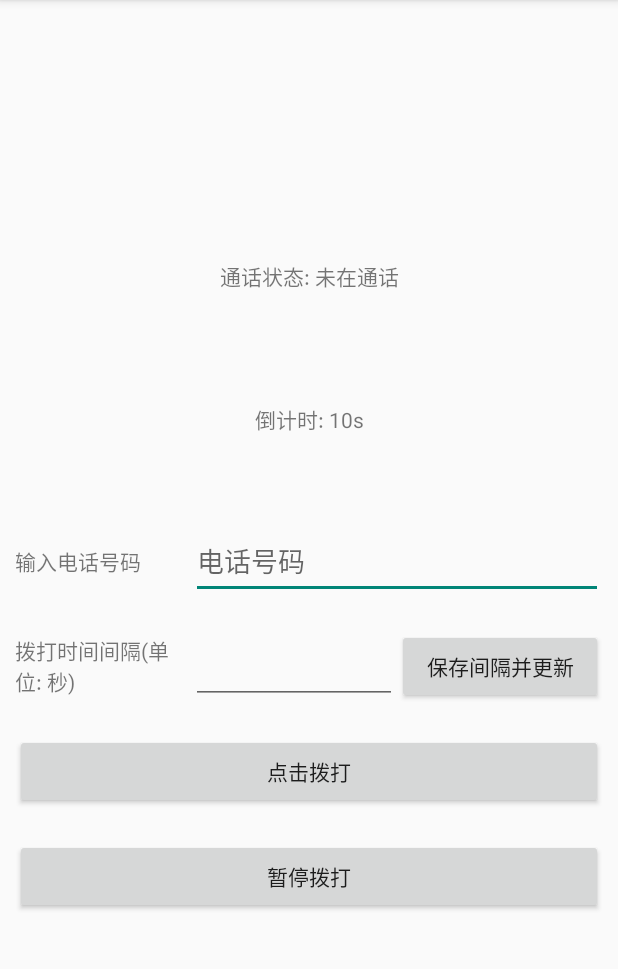
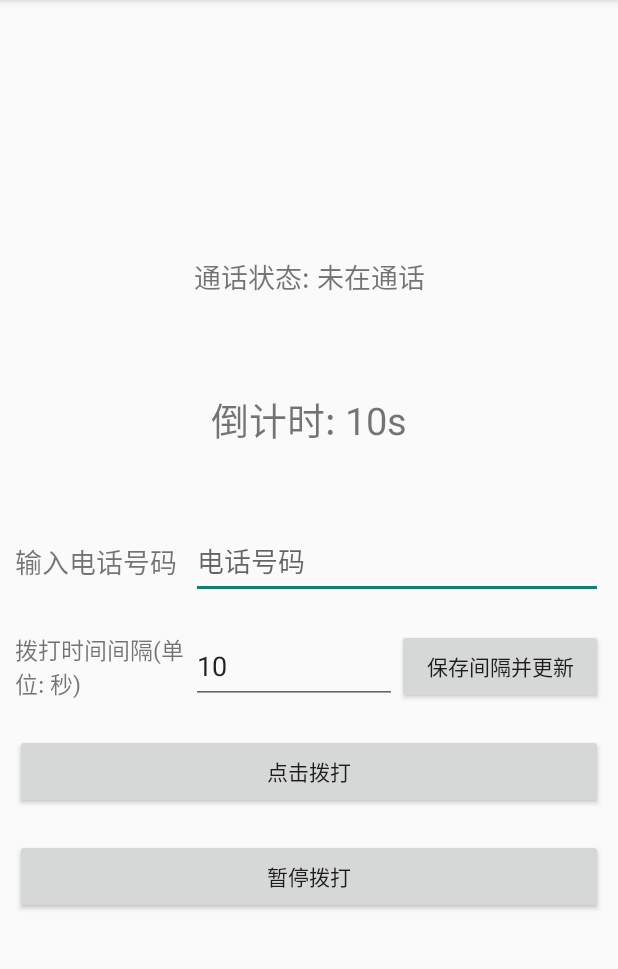
Before and after one commit to MilitaryIntelligence6/AutoCallSystem, an Android app: the screen it shows after launch (MainActivity), after a tap on "点击拨打", on a phone screen of 412 x 824 dp, the part 84-1053 px from its top. Run offline under Robolectric (Android 15) with nearby library versions, the phone set to English and light mode, and no system bars; our stand-ins replace data binding; plain views replace ClearEditText.

Commit message:
修改字体;

```diff
--- a/app/src/main/AndroidManifest.xml
+++ b/app/src/main/AndroidManifest.xml
@@ -15,6 +15,7 @@
             android:theme="@style/Theme.AutoCallSystem">
         <activity
                 android:name=".call.controller.MainActivity"
+                android:windowSoftInputMode="adjustResize"
                 android:exported="true">
             <intent-filter>
                 <action android:name="android.intent.action.MAIN" />
--- a/app/src/main/java/cn/misection/autocall/call/controller/MainActivity.java
+++ b/app/src/main/java/cn/misection/autocall/call/controller/MainActivity.java
@@ -3,6 +3,7 @@ package cn.misection.autocall.call.controller;
 import android.Manifest;
 import android.content.Context;
 import android.content.Intent;
+import android.content.SharedPreferences;
 import android.content.pm.PackageManager;
 import android.net.Uri;
 import android.os.Bundle;
@@ -24,6 +25,7 @@ import java.util.concurrent.TimeUnit;
 
 import cn.misection.autocall.R;
 import cn.misection.autocall.databinding.ActivityMainBinding;
+import cn.misection.util.oututil.system.AppSystem;
 
 /**
  * @author javaman
@@ -38,11 +40,15 @@ public class MainActivity extends AppCompatActivity {
 
     private TelephonyManager mTelephonyManager;
 
+    private ScheduledExecutorService mMakePhoneCallThreadPool = Executors.newSingleThreadScheduledExecutor();
+
+    private SharedPreferences mPreferences;
+
     private long mPeriod = 10;
 
     private long mNextCallCountDown = 1;
 
-    private ScheduledExecutorService mMakePhoneCallThreadPool = Executors.newSingleThreadScheduledExecutor();
+    private long mLastExitTime = 0;
 
     @Override
     protected void onCreate(Bundle savedInstanceState) {
@@ -51,10 +57,21 @@ public class MainActivity extends AppCompatActivity {
         init();
     }
 
+    @Override
+    public void onBackPressed() {
+        if ((System.currentTimeMillis() - mLastExitTime) > 2000) {
+            AppSystem.out.printt(this, "再按一次返回键退出 App");
+            mLastExitTime = System.currentTimeMillis();
+        } else {
+            AppSystem.out.printt(this, "Bye!");
+            super.onBackPressed();
+        }
+    }
+
     private void init() {
         initBinding();
+        initController();
         initState();
-        initController();
         initActionListener();
     }
 
@@ -62,11 +79,15 @@ public class MainActivity extends AppCompatActivity {
         mBinding = DataBindingUtil.setContentView(this, R.layout.activity_main);
     }
 
-    private void initState() {
+    private void initController() {
+        mPreferences = getPreferences(MODE_PRIVATE);
     }
 
-    private void initController() {
+    private void initState() {
+        mBinding.telphoneNumEditText.setText(mPreferences.getString("phoneNum", ""));
 
+        mPeriod = mPreferences.getLong("period", 10);
+        mBinding.periodEditText.setText(String.valueOf(mPeriod));
     }
 
     private void initActionListener() {
@@ -101,6 +122,7 @@ public class MainActivity extends AppCompatActivity {
     }
 
     public void onCallButtonClicked(View view) {
+        savePhoneNum();
         // 检查是否获得了权限（Android6.0运行时权限）
         if (ContextCompat.checkSelfPermission(this, Manifest.permission.CALL_PHONE)
                 != PackageManager.PERMISSION_GRANTED) {
@@ -108,7 +130,7 @@ public class MainActivity extends AppCompatActivity {
         } else {
             //拨打电话
             Intent intent = new Intent(Intent.ACTION_CALL);
-            String phoneNum = String.valueOf(mBinding.phoneCallStateTextView.getText());
+            String phoneNum = String.valueOf(mBinding.telphoneNumEditText.getText()).trim();
             Log.d(TAG, "即将拨打的电话信息" + phoneNum);
             Uri data = Uri.parse("tel:" + phoneNum);
             intent.setData(data);
@@ -123,14 +145,13 @@ public class MainActivity extends AppCompatActivity {
 
     private void applyPermission() {
         // 没有获得授权，申请授权
-        if (ActivityCompat.shouldShowRequestPermissionRationale(MainActivity.this,
-                Manifest.permission.CALL_PHONE)) {
+        if (ActivityCompat.shouldShowRequestPermissionRationale(this, Manifest.permission.CALL_PHONE)) {
             // 返回值：
-            //如果app之前请求过该权限,被用户拒绝, 这个方法就会返回true.
-            //如果用户之前拒绝权限的时候勾选了对话框中”Don’t ask again”的选项,那么这个方法会返回false.
-            //如果设备策略禁止应用拥有这条权限, 这个方法也返回false.
+            // 如果app之前请求过该权限,被用户拒绝, 这个方法就会返回true.
+            // 如果用户之前拒绝权限的时候勾选了对话框中”Don’t ask again”的选项,那么这个方法会返回false.
+            // 如果设备策略禁止应用拥有这条权限, 这个方法也返回false.
             // 弹窗需要解释为何需要该权限，再次请求授权
-            Toast.makeText(MainActivity.this, "请授权！", Toast.LENGTH_LONG).show();
+            Toast.makeText(this, "请授权！", Toast.LENGTH_LONG).show();
             // 帮跳转到该应用的设置界面，让用户手动授权
             Intent intent = new Intent(Settings.ACTION_APPLICATION_DETAILS_SETTINGS);
             Uri uri = Uri.fromParts("package", getPackageName(), null);
@@ -138,18 +159,32 @@ public class MainActivity extends AppCompatActivity {
             startActivity(intent);
         } else {
             // 不需要解释为何需要该权限，直接请求授权
-            ActivityCompat.requestPermissions(MainActivity.this,
+            ActivityCompat.requestPermissions(this,
                     new String[]{Manifest.permission.CALL_PHONE},
                     1);
         }
     }
 
     public void onInternalButtonClick(View view) {
-
+        savePeriod();
     }
-
 
     public void onCancelCallButtonClicked(View view) {
         mMakePhoneCallThreadPool.shutdown();
+        AppSystem.out.printt(this, "暂停拨号成功");
+    }
+
+    private void savePhoneNum() {
+        mPreferences.edit()
+                .putString("phoneNum", String.valueOf(mBinding.telphoneNumEditText.getText()).trim())
+                .apply();
+        AppSystem.out.printt(this, "电话号码保存成功");
+    }
+
+    private void savePeriod() {
+        mPreferences.edit()
+                .putLong("period", Long.parseLong(String.valueOf(mBinding.periodEditText.getText()).trim()))
+                .apply();
+        AppSystem.out.printt(this, "间隔时间保存成功");
     }
 }
--- /dev/null
+++ b/app/src/main/java/cn/misection/util/oututil/outstream/IOutStream.java
@@ -0,0 +1,57 @@
+package cn.misection.util.oututil.outstream;
+
+import android.content.Context;
+import android.view.View;
+
+/**
+ * @author Military Intelligence 6 root
+ * @version 1.0.0
+ * @ClassName OutStream
+ * @Description TODO
+ * @CreateTime 2021年04月20日 17:19:00
+ */
+public interface IOutStream {
+
+    /**
+     * println;
+     * @param context
+     * @param msg
+     */
+    void printt(Context context, String msg);
+
+    /**
+     * printf;
+     * @param context
+     * @param fmt
+     * @param args
+     */
+    void printfToast(Context context, String fmt, Object... args);
+
+    /**
+     * snackbar show;
+     * @param view
+     * @param msg
+     */
+    void prints(View view, String msg);
+
+    /**
+     * printf;
+     * @param view
+     * @param fmt
+     * @param args
+     */
+    void printfSnackbar(View view, String fmt, Object... args);
+
+
+    /**
+     * echo;
+     * @param msg
+     */
+    void echo(String msg);
+
+    /**
+     * echo;
+     * @param msg
+     */
+    void log(String msg);
+}
--- /dev/null
+++ b/app/src/main/java/cn/misection/util/oututil/outstream/UiOutStream.java
@@ -0,0 +1,65 @@
+package cn.misection.util.oututil.outstream;
+
+import android.content.Context;
+import android.view.View;
+
+import cn.misection.util.oututil.proxy.SnackbarUtil;
+import cn.misection.util.oututil.proxy.ToastUtil;
+
+/**
+ * @author Military Intelligence 6 root
+ * @version 1.0.0
+ * @ClassName UiOutStream
+ * @Description TODO
+ * @CreateTime 2021年04月20日 17:55:00
+ */
+public class UiOutStream implements IOutStream {
+
+    private volatile static UiOutStream instance = null;
+
+    private UiOutStream() {
+
+    }
+
+    public static UiOutStream getInstance() {
+        if (instance == null) {
+            synchronized (UiOutStream.class) {
+                if (instance == null) {
+                    instance = new UiOutStream();
+                }
+            }
+        }
+        return instance;
+    }
+
+    @Override
+    public void printt(Context context, String msg) {
+        // 其实不需要换行, 习惯使然;
+        ToastUtil.show(context, msg);
+    }
+
+    @Override
+    public void printfToast(Context context, String fmt, Object... args) {
+        ToastUtil.show(context, String.format(fmt, args));
+    }
+
+    @Override
+    public void prints(View view, String msg) {
+        SnackbarUtil.show(view, msg);
+    }
+
+    @Override
+    public void printfSnackbar(View view, String fmt, Object... args) {
+        SnackbarUtil.show(view, String.format(fmt, args));
+    }
+
+    @Override
+    public void log(String msg) {
+        System.out.println("hh");
+    }
+
+    @Override
+    public void echo(String msg) {
+        System.err.println("unimpl exception");
+    }
+}
--- /dev/null
+++ b/app/src/main/java/cn/misection/util/oututil/proxy/ToastUtil.java
@@ -0,0 +1,26 @@
+package cn.misection.util.oututil.proxy;
+
+import android.content.Context;
+import android.widget.Toast;
+
+/**
+ * @author Military Intelligence 6 root
+ * @version 1.0.0
+ * @ClassName ToastUtil
+ * @Description TODO
+ * @CreateTime 2021年04月20日 23:29:00
+ */
+public final class ToastUtil {
+
+    private ToastUtil() {
+
+    }
+
+    public static void show(Context context, String msg) {
+        Toast.makeText(
+                context,
+                msg,
+                Toast.LENGTH_SHORT
+        ).show();
+    }
+}
--- /dev/null
+++ b/app/src/main/java/cn/misection/util/oututil/system/AppSystem.java
@@ -0,0 +1,20 @@
+package cn.misection.util.oututil.system;
+
+import cn.misection.util.oututil.outstream.IOutStream;
+import cn.misection.util.oututil.outstream.UiOutStream;
+
+/**
+ * @author Military Intelligence 6 root
+ * @version 1.0.0
+ * @ClassName AppSystem
+ * @Description TODO
+ * @CreateTime 2021年04月23日 12:35:00
+ */
+public final class AppSystem {
+
+    public static final IOutStream out = UiOutStream.getInstance();
+
+    private AppSystem() {
+        throw new RuntimeException(String.format("here are no %s instance for you", getClass().getName()));
+    }
+}
--- a/app/src/main/res/layout/activity_main.xml
+++ b/app/src/main/res/layout/activity_main.xml
@@ -31,7 +31,8 @@
                         android:layout_width="match_parent"
                         android:layout_height="match_parent"
                         android:gravity="center"
-                        android:text="通话状态: 未在通话" />
+                        android:text="通话状态: 未在通话"
+                        android:textSize="18sp" />
 
             </androidx.appcompat.widget.LinearLayoutCompat>
 
@@ -45,7 +46,8 @@
                         android:layout_width="match_parent"
                         android:layout_height="match_parent"
                         android:gravity="center"
-                        android:text="倒计时: 10s" />
+                        android:text="倒计时: 10s"
+                        android:textSize="25sp" />
 
             </androidx.appcompat.widget.LinearLayoutCompat>
 
@@ -60,7 +62,8 @@
                         android:layout_height="match_parent"
                         android:layout_weight="0.3"
                         android:gravity="center_vertical"
-                        android:text="输入电话号码" />
+                        android:text="输入电话号码"
+                        android:textSize="18sp" />
 
                 <com.xuexiang.xui.widget.edittext.ClearEditText
                         android:id="@+id/telphone_num_edit_text"
@@ -68,7 +71,8 @@
                         android:layout_height="match_parent"
                         android:layout_weight="0.7"
                         android:hint="电话号码"
-                        android:inputType="number" />
+                        android:inputType="number"
+                        android:textSize="18sp" />
 
             </androidx.appcompat.widget.LinearLayoutCompat>
 
@@ -82,14 +86,16 @@
                         android:layout_height="match_parent"
                         android:layout_weight="0.3"
                         android:gravity="center_vertical"
-                        android:text="拨打时间间隔(单位: 秒)" />
+                        android:text="拨打时间间隔(单位: 秒)"
+                        android:textSize="15sp" />
 
                 <com.xuexiang.xui.widget.edittext.ClearEditText
-                        android:id="@+id/internal_edit_text"
+                        android:id="@+id/period_edit_text"
                         android:layout_width="0dp"
                         android:layout_height="match_parent"
                         android:layout_weight="0.35"
-                        android:inputType="number" />
+                        android:inputType="number"
+                        android:textSize="18sp" />
 
                 <androidx.appcompat.widget.AppCompatButton
                         android:layout_width="0dp"
```
Also changed, not shown: app/src/main/java/cn/misection/util/oututil/proxy/SnackbarUtil.java (added, +29 -0 lines).
